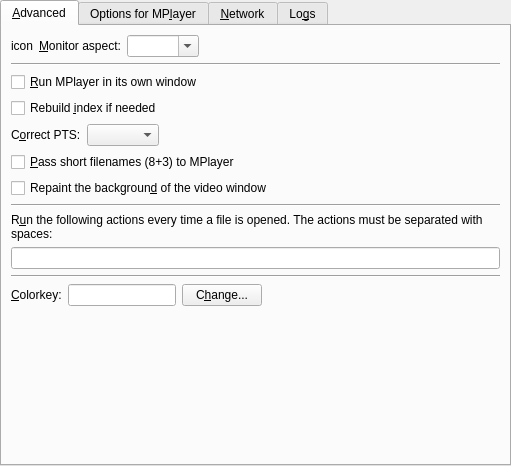
Old version of the form src/prefadvanced.ui in the repository wilbert2000/wzplayer.
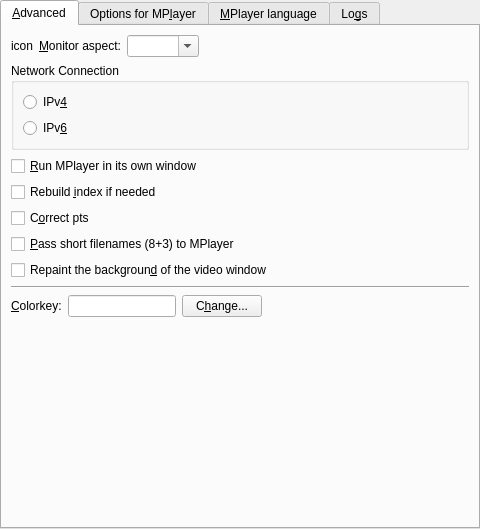
New version of the form. Custom widgets are drawn as their Qt base class.

The edit to the form file:
```diff
--- a/src/prefadvanced.ui
+++ b/src/prefadvanced.ui
@@ -5,11 +5,14 @@
    <rect>
     <x>0</x>
     <y>0</y>
-    <width>511</width>
-    <height>466</height>
+    <width>480</width>
+    <height>529</height>
    </rect>
   </property>
   <layout class="QVBoxLayout" >
+   <property name="spacing" >
+    <number>6</number>
+   </property>
    <property name="leftMargin" >
     <number>0</number>
    </property>
@@ -32,6 +35,21 @@
        <string>&amp;Advanced</string>
       </attribute>
       <layout class="QVBoxLayout" >
+       <property name="spacing" >
+        <number>6</number>
+       </property>
+       <property name="leftMargin" >
+        <number>9</number>
+       </property>
+       <property name="topMargin" >
+        <number>9</number>
+       </property>
+       <property name="rightMargin" >
+        <number>9</number>
+       </property>
+       <property name="bottomMargin" >
+        <number>9</number>
+       </property>
        <item>
         <layout class="QHBoxLayout" >
          <property name="spacing" >
@@ -104,16 +122,41 @@
         </layout>
        </item>
        <item>
-        <widget class="Line" name="line_2" >
-         <property name="sizePolicy" >
-          <sizepolicy vsizetype="Fixed" hsizetype="Expanding" >
-           <horstretch>0</horstretch>
-           <verstretch>0</verstretch>
-          </sizepolicy>
+        <widget class="QGroupBox" name="internet_connection_groupbox" >
+         <property name="title" >
+          <string>Network Connection</string>
          </property>
-         <property name="orientation" >
-          <enum>Qt::Horizontal</enum>
-         </property>
+         <layout class="QVBoxLayout" >
+          <property name="spacing" >
+           <number>6</number>
+          </property>
+          <property name="leftMargin" >
+           <number>9</number>
+          </property>
+          <property name="topMargin" >
+           <number>9</number>
+          </property>
+          <property name="rightMargin" >
+           <number>9</number>
+          </property>
+          <property name="bottomMargin" >
+           <number>9</number>
+          </property>
+          <item>
+           <widget class="QRadioButton" name="ipv4_button" >
+            <property name="text" >
+             <string>IPv&amp;4</string>
+            </property>
+           </widget>
+          </item>
+          <item>
+           <widget class="QRadioButton" name="ipv6_button" >
+            <property name="text" >
+             <string>IPv&amp;6</string>
+            </property>
+           </widget>
+          </item>
+         </layout>
         </widget>
        </item>
        <item>
@@ -131,34 +174,11 @@
         </widget>
        </item>
        <item>
-        <layout class="QHBoxLayout" >
-         <item>
-          <widget class="QLabel" name="label_8" >
-           <property name="text" >
-            <string>C&amp;orrect PTS:</string>
-           </property>
-           <property name="buddy" >
-            <cstring>correct_pts_combo</cstring>
-           </property>
-          </widget>
-         </item>
-         <item>
-          <widget class="TristateCombo" name="correct_pts_combo" />
-         </item>
-         <item>
-          <spacer>
-           <property name="orientation" >
-            <enum>Qt::Horizontal</enum>
-           </property>
-           <property name="sizeHint" >
-            <size>
-             <width>40</width>
-             <height>20</height>
-            </size>
-           </property>
-          </spacer>
-         </item>
-        </layout>
+        <widget class="QCheckBox" name="correct_pts_check" >
+         <property name="text" >
+          <string>C&amp;orrect pts</string>
+         </property>
+        </widget>
        </item>
        <item>
         <widget class="QCheckBox" name="shortnames_check" >
@@ -174,35 +194,6 @@
          </property>
         </widget>
        </item>
-       <item>
-        <widget class="Line" name="line_3" >
-         <property name="sizePolicy" >
-          <sizepolicy vsizetype="Fixed" hsizetype="Expanding" >
-           <horstretch>0</horstretch>
-           <verstretch>0</verstretch>
-          </sizepolicy>
-         </property>
-         <property name="orientation" >
-          <enum>Qt::Horizontal</enum>
-         </property>
-        </widget>
-       </item>
-       <item>
-        <widget class="QLabel" name="label_7" >
-         <property name="text" >
-          <string>R&amp;un the following actions every time a file is opened. The actions must be separated with spaces:</string>
-         </property>
-         <property name="wordWrap" >
-          <bool>true</bool>
-         </property>
-         <property name="buddy" >
-          <cstring>actions_to_run_edit</cstring>
-         </property>
-        </widget>
-       </item>
-       <item>
-        <widget class="QLineEdit" name="actions_to_run_edit" />
-       </item>
        <item>
         <widget class="Line" name="line" >
          <property name="sizePolicy" >
@@ -291,8 +282,8 @@
          </property>
          <property name="sizeHint" >
           <size>
-           <width>489</width>
-           <height>51</height>
+           <width>20</width>
+           <height>20</height>
           </size>
          </property>
         </spacer>
@@ -523,45 +514,39 @@
      </widget>
      <widget class="QWidget" name="tab_proxy" >
       <attribute name="title" >
-       <string>&amp;Network</string>
+       <string>&amp;MPlayer language</string>
       </attribute>
-      <layout class="QVBoxLayout" >
-       <item>
-        <widget class="QGroupBox" name="internet_connection_groupbox" >
-         <property name="title" >
-          <string>Network Connection</string>
+      <layout class="QGridLayout" >
+       <property name="leftMargin" >
+        <number>6</number>
+       </property>
+       <property name="topMargin" >
+        <number>6</number>
+       </property>
+       <property name="rightMargin" >
+        <number>6</number>
+       </property>
+       <property name="bottomMargin" >
+        <number>6</number>
+       </property>
+       <property name="horizontalSpacing" >
+        <number>6</number>
+       </property>
+       <property name="verticalSpacing" >
+        <number>6</number>
+       </property>
+       <item row="0" column="0" colspan="2" >
+        <widget class="QLabel" name="textLabel1_4" >
+         <property name="text" >
+          <string>SMPlayer needs to read and parse the output of MPlayer and sometimes it relies on English text. If you are using a MPlayer translated into another language, then you need to change the texts that SMPlayer looks for. (Technically you should enter regular expressions)&lt;br>&lt;br>
+The drop-down lists may provide already made regular expression for several languages.</string>
          </property>
-         <layout class="QVBoxLayout" >
-          <property name="spacing" >
-           <number>6</number>
-          </property>
-          <property name="leftMargin" >
-           <number>9</number>
-          </property>
-          <property name="topMargin" >
-           <number>9</number>
-          </property>
-          <property name="rightMargin" >
-           <number>9</number>
-          </property>
-          <property name="bottomMargin" >
-           <number>9</number>
-          </property>
-          <item>
-           <widget class="QRadioButton" name="ipv4_button" >
-            <property name="text" >
-             <string>IPv&amp;4</string>
-            </property>
-           </widget>
-          </item>
-          <item>
-           <widget class="QRadioButton" name="ipv6_button" >
-            <property name="text" >
-             <string>IPv&amp;6</string>
-            </property>
-           </widget>
-          </item>
-         </layout>
+         <property name="alignment" >
+          <set>Qt::AlignVCenter</set>
+         </property>
+         <property name="wordWrap" >
+          <bool>true</bool>
+         </property>
         </widget>
        </item>
        <item>
@@ -697,11 +682,6 @@
    <extends>QComboBox</extends>
    <header>mycombobox.h</header>
   </customwidget>
-  <customwidget>
-   <class>TristateCombo</class>
-   <extends>QComboBox</extends>
-   <header>tristatecombo.h</header>
-  </customwidget>
  </customwidgets>
  <tabstops>
   <tabstop>advanced_tab</tabstop>
```
Left out of the diff: 76 changed lines with no effect on the pictures.
